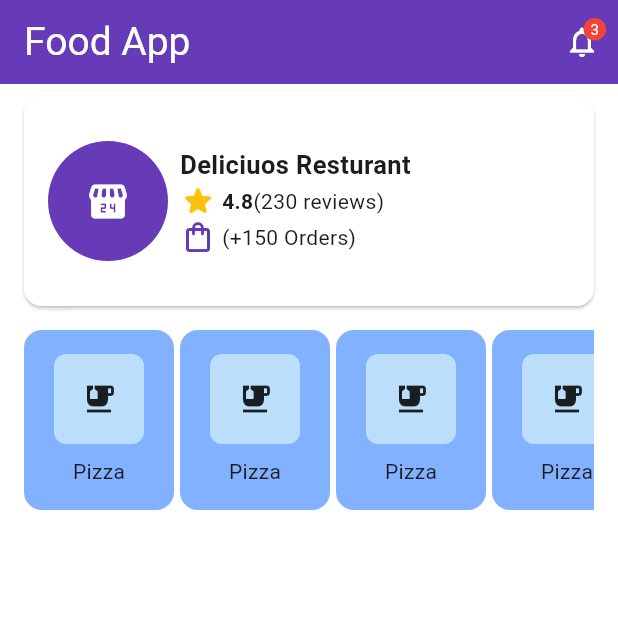
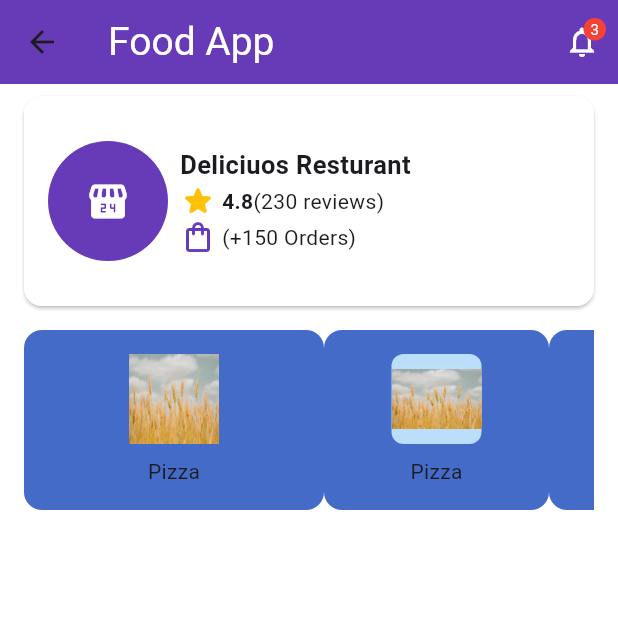
Before and after one commit to mohamednour2020/g_02, a Flutter app: the MyHomePage screen opened directly, on a phone screen of 412 x 824 dp, the top half of it. Run offline on Flutter 3.47's test engine with Material 3 defaults, Android fonts, the phone set to English and light mode, and no system bars.

Commit message:
session 3 -flutter

```diff
--- /dev/null
+++ b/lib/core/app_colors/app_colors.dart
@@ -0,0 +1,5 @@
+import 'package:flutter/material.dart';
+
+class AppColors {
+  static const Color mainColor =Color(0xff456bc9);
+}
--- /dev/null
+++ b/lib/core/images_path/images_path.dart
@@ -0,0 +1,3 @@
+class ImagesPath {
+  static const String natureImage="assets/images/nature.jpg";
+}
--- a/lib/main.dart
+++ b/lib/main.dart
@@ -1,202 +1,20 @@
 import 'package:flutter/material.dart';
+import 'package:g_02/presentation/screens/home_screen/home_screen.dart';
+
+import 'presentation/screens/login_screen/login_screen.dart';
 
 void main() {
   runApp(const MyApp());
 }
-
 class MyApp extends StatelessWidget {
   const MyApp({super.key});
-
-  // This widget is the root of your application.
   @override
   Widget build(BuildContext context) {
     return MaterialApp(
       debugShowCheckedModeBanner: false,
       title: 'Flutter Demo',
       theme: ThemeData(colorScheme: .fromSeed(seedColor: Colors.deepPurple)),
-      home: const MyHomePage(title: 'G02 project'),
+      home: const LoginScreen(),
     );
   }
 }
-
-class MyHomePage extends StatefulWidget {
-  const MyHomePage({super.key, required this.title});
-
-  final String title;
-
-  @override
-  State<MyHomePage> createState() => _MyHomePageState();
-}
-
-class _MyHomePageState extends State<MyHomePage> {
-  int _counter = 0;
-
-  void _incrementCounter() {
-    setState(() {
-      _counter++;
-    });
-  }
-
-  @override
-  Widget build(BuildContext context) {
-    return Scaffold(
-      backgroundColor: Colors.white,
-      appBar: AppBar(
-        backgroundColor: Colors.deepPurple,
-        title: Text(
-          "Food App",
-          style: TextStyle(color: Colors.white, fontSize: 26),
-        ),
-        centerTitle: false,
-        actions: [
-          Stack(
-            children: [
-              IconButton(
-                onPressed: () {},
-                icon: Icon(Icons.notifications_none, color: Colors.white),
-              ),
-              Positioned(
-                right: 8,
-                top: 8,
-                child: Container(
-                  height: 15,
-                  width: 15,
-                  decoration: BoxDecoration(
-                    color: Colors.red,
-                    shape: BoxShape.circle,
-                  ),
-                  child: Center(
-                    child: Text(
-                      "3",
-                      style: TextStyle(color: Colors.white, fontSize: 10),
-                    ),
-                  ),
-                ),
-              ),
-            ],
-          ),
-        ],
-      ),
-      body: Padding(
-        padding: const EdgeInsets.symmetric(horizontal: 16, vertical: 8),
-        child: ListView(
-          children: [
-            Material(
-              elevation: 1,
-              borderRadius: BorderRadius.circular(12),
-              child: Container(
-                height: 140,
-                decoration: BoxDecoration(
-                  color: Colors.white,
-                  borderRadius: BorderRadius.circular(12),
-                ),
-                padding: EdgeInsets.symmetric(vertical: 8, horizontal: 16),
-                child: Row(
-                  children: [
-                    Container(
-                      height: 80,
-                      width: 80,
-                      decoration: BoxDecoration(
-                        color: Colors.deepPurple,
-                        shape: BoxShape.circle,
-                      ),
-                      child: Icon(
-                        Icons.local_convenience_store_rounded,
-                        size: 30,
-                        color: Colors.white,
-                      ),
-                    ),
-                    SizedBox(width: 8),
-                    Column(
-                      mainAxisAlignment: .center,
-                      crossAxisAlignment: .start,
-                      children: [
-                        Text(
-                          "Deliciuos Resturant",
-                          style: TextStyle(
-                            fontWeight: FontWeight.bold,
-                            fontSize: 17,
-                          ),
-                        ),
-                        Row(
-                          children: [
-                            Icon(Icons.star_rounded, color: Colors.amber),
-                            SizedBox(width: 4),
-                            Text(
-                              "4.8",
-                              style: TextStyle(
-                                fontWeight: FontWeight.bold,
-                                fontSize: 14,
-                              ),
-                            ),
-                            Text(
-                              "(230 reviews)",
-                              style: TextStyle(fontSize: 14),
-                            ),
-                          ],
-                        ),
-                        Row(
-                          children: [
-                            Icon(
-                              Icons.shopping_bag_outlined,
-                              color: Colors.deepPurple,
-                            ),
-                            SizedBox(width: 4),
-                            Text(
-                              "(+150 Orders)",
-                              style: TextStyle(fontSize: 14),
-                            ),
-                          ],
-                        ),
-                      ],
-                    ),
-                  ],
-                ),
-              ),
-            ),
-            SizedBox(height: 16),
-            SizedBox(
-              height: 120,
-              child: ListView.separated(
-                scrollDirection: Axis.horizontal,
-                itemBuilder: (context, index) {
-                  return Container(
-                    height: 100,
-                    width: 100,
-                    padding: EdgeInsets.all(8),
-                    decoration: BoxDecoration(
-                      borderRadius: BorderRadius.circular(12),
-                      color: Colors.blueAccent[100],
-                    ),
-                    child: Column(
-                      mainAxisAlignment: .spaceEvenly,
-                      children: [
-                        Container(
-                          height: 60,
-                          width: 60,
-                          child: Icon(Icons.emoji_food_beverage),
-                          decoration: BoxDecoration(
-                            color: Colors.blue[100],
-                            borderRadius: BorderRadius.circular(8),
-                          ),
-                        ),
-                        Text(
-                          "Pizza",
-                          style: TextStyle(fontSize: 14),
-                        ),
-                      ],
-                    ),
-                  );
-                },
-                itemCount: 5,
-                separatorBuilder: (BuildContext context, int index) {
-                  return SizedBox(width: 4);
-                },
-              ),
-            ),
-          ],
-        ),
-      ),
-    );
-  }
-}
--- /dev/null
+++ b/lib/presentation/screens/home_screen/home_screen.dart
@@ -0,0 +1,173 @@
+import 'package:flutter/material.dart';
+import 'package:g_02/core/images_path/images_path.dart';
+import 'package:g_02/presentation/screens/profile_screen/profile_screen.dart';
+import 'package:g_02/presentation/widgets/home_card.dart';
+
+class MyHomePage extends StatefulWidget {
+  const MyHomePage({super.key, required this.title});
+
+  final String title;
+
+  @override
+  State<MyHomePage> createState() => _MyHomePageState();
+}
+
+class _MyHomePageState extends State<MyHomePage> {
+  int _counter = 0;
+
+  void _incrementCounter() {
+    setState(() {
+      _counter++;
+    });
+  }
+
+  @override
+  Widget build(BuildContext context) {
+    return Scaffold(
+      backgroundColor: Colors.white,
+      appBar: AppBar(
+        backgroundColor: Colors.deepPurple,
+        title: Text(
+          "Food App",
+          style: TextStyle(color: Colors.white, fontSize: 26),
+        ),
+        centerTitle: false,
+        actions: [
+          Stack(
+            children: [
+              IconButton(
+                onPressed: () {
+                  Navigator.pushReplacement(
+                    context,
+                    MaterialPageRoute(builder: (builder) => ProfileScreen()),
+                  );
+                },
+                icon: Icon(Icons.notifications_none, color: Colors.white),
+              ),
+              Positioned(
+                right: 8,
+                top: 8,
+                child: Container(
+                  height: 15,
+                  width: 15,
+                  decoration: BoxDecoration(
+                    color: Colors.red,
+                    shape: BoxShape.circle,
+                  ),
+                  child: Center(
+                    child: Text(
+                      "3",
+                      style: TextStyle(color: Colors.white, fontSize: 10),
+                    ),
+                  ),
+                ),
+              ),
+            ],
+          ),
+        ],
+      ),
+      body: Padding(
+        padding: const EdgeInsets.symmetric(horizontal: 16, vertical: 8),
+        child: ListView(
+          children: [
+            Material(
+              elevation: 1,
+              borderRadius: BorderRadius.circular(12),
+              child: Container(
+                height: 140,
+                decoration: BoxDecoration(
+                  color: Colors.white,
+                  borderRadius: BorderRadius.circular(12),
+                ),
+                padding: EdgeInsets.symmetric(vertical: 8, horizontal: 16),
+                child: Row(
+                  children: [
+                    Container(
+                      height: 80,
+                      width: 80,
+                      decoration: BoxDecoration(
+                        color: Colors.deepPurple,
+                        shape: BoxShape.circle,
+                      ),
+                      child: Icon(
+                        Icons.local_convenience_store_rounded,
+                        size: 30,
+                        color: Colors.white,
+                      ),
+                    ),
+                    SizedBox(width: 8),
+                    Column(
+                      mainAxisAlignment: .center,
+                      crossAxisAlignment: .start,
+                      children: [
+                        Text(
+                          "Deliciuos Resturant",
+                          style: TextStyle(
+                            fontWeight: FontWeight.bold,
+                            fontSize: 17,
+                          ),
+                        ),
+                        Row(
+                          children: [
+                            Icon(Icons.star_rounded, color: Colors.amber),
+                            SizedBox(width: 4),
+                            Text(
+                              "4.8",
+                              style: TextStyle(
+                                fontWeight: FontWeight.bold,
+                                fontSize: 14,
+                              ),
+                            ),
+                            Text(
+                              "(230 reviews)",
+                              style: TextStyle(fontSize: 14),
+                            ),
+                          ],
+                        ),
+                        Row(
+                          children: [
+                            Icon(
+                              Icons.shopping_bag_outlined,
+                              color: Colors.deepPurple,
+                            ),
+                            SizedBox(width: 4),
+                            Text(
+                              "(+150 Orders)",
+                              style: TextStyle(fontSize: 14),
+                            ),
+                          ],
+                        ),
+                      ],
+                    ),
+                  ],
+                ),
+              ),
+            ),
+            SizedBox(height: 16),
+            SizedBox(
+              height: 120,
+              child: ListView(
+                scrollDirection: Axis.horizontal,
+                children: [
+                  HomeCard(
+                    width: 200,
+                    child: Image.asset(
+                      ImagesPath.natureImage,
+                      fit: BoxFit.fill,
+                    ),
+                  ),
+                  HomeCard(
+                    width: 150,
+                    child: Image.asset(ImagesPath.natureImage),
+                  ),
+                  HomeCard(width: 200, child: Icon(Icons.topic)),
+                  HomeCard(width: 200, child: Icon(Icons.phone_missed)),
+                ],
+              ),
+            ),
+          ],
+        ),
+      ),
+    );
+  }
+}
--- /dev/null
+++ b/lib/presentation/widgets/home_card.dart
@@ -0,0 +1,38 @@
+import 'package:flutter/material.dart';
+
+class HomeCard extends StatelessWidget {
+  double? width;
+  Widget child;
+   HomeCard({super.key,this.width,required this.child});
+
+  @override
+  Widget build(BuildContext context) {
+    return Container(
+      height: 100,
+      width:width ??100,
+      padding: EdgeInsets.all(8),
+      decoration: BoxDecoration(
+        borderRadius: BorderRadius.circular(12),
+        color:Color(0xff456bc9),
+      ),
+      child: Column(
+        mainAxisAlignment: .spaceEvenly,
+        children: [
+          Container(
+            height: 60,
+            width: 60,
+            decoration: BoxDecoration(
+              color: Colors.blue[100],
+              borderRadius: BorderRadius.circular(8),
+            ),
+            child: child,
+          ),
+          Text(
+            "Pizza",
+            style: TextStyle(fontSize: 14),
+          ),
+        ],
+      ),
+    );
+  }
+}
--- a/pubspec.yaml
+++ b/pubspec.yaml
@@ -58,9 +58,8 @@ flutter:
   uses-material-design: true
 
   # To add assets to your application, add an assets section, like this:
-  # assets:
-  #   - images/a_dot_burr.jpeg
-  #   - images/a_dot_ham.jpeg
+  assets:
+    - assets/images/
 
   # An image asset can refer to one or more resolution-specific "variants", see
   # https://flutter.dev/to/resolution-aware-images
```
Also changed, not shown: lib/presentation/screens/login_screen/login_screen.dart (added, +31 -0 lines), lib/presentation/screens/profile_screen/profile_screen.dart (added, +20 -0 lines), assets/images/nature.jpg (added), 4 other files.
